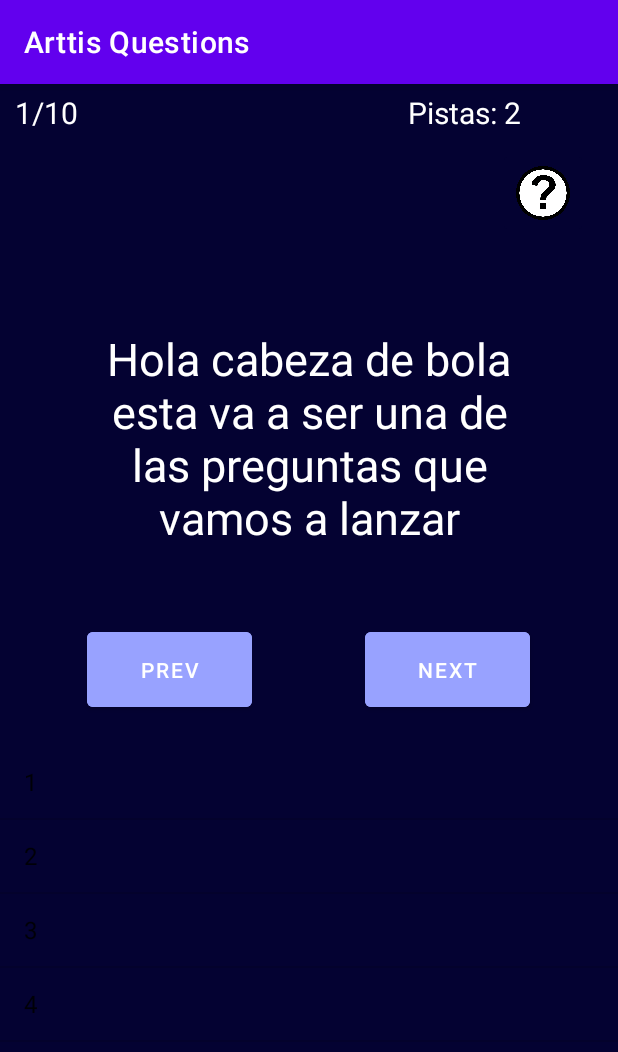
After one commit to mtostado19/QuizzApp_Arttis, an Android app: the juego screen opened directly, with no data from a screen before it, on a phone screen of 412 x 824 dp. The commit adds this screen. Shown: the top 1052 px of the screen. Run offline under Robolectric (Android 15) with nearby library versions, the phone set to English and light mode, and no system bars.

Commit message:
pantalla juego maquetada

```diff
--- a/app/src/main/AndroidManifest.xml
+++ b/app/src/main/AndroidManifest.xml
@@ -10,6 +10,9 @@
         android:supportsRtl="true"
         android:theme="@style/Theme.QuizApp_Arttis">
         <activity
+            android:name=".juego"
+            android:exported="true" />
+        <activity
             android:name=".MainActivity"
             android:exported="true">
             <intent-filter>
--- a/app/src/main/java/com/example/quizapp_arttis/MainActivity.kt
+++ b/app/src/main/java/com/example/quizapp_arttis/MainActivity.kt
@@ -1,11 +1,23 @@
 package com.example.quizapp_arttis
 
+import android.content.Intent
 import androidx.appcompat.app.AppCompatActivity
 import android.os.Bundle
+import android.widget.Button
 
 class MainActivity : AppCompatActivity() {
+    private lateinit var btnPlay: Button
     override fun onCreate(savedInstanceState: Bundle?) {
         super.onCreate(savedInstanceState)
         setContentView(R.layout.activity_main)
+
+        btnPlay = findViewById(R.id.play_button)
+
+        btnPlay.setOnClickListener { _ ->
+            val intent = Intent(this, juego::class.java)
+            // intent.putExtra("EXTRA_QUESTION_TEXT", gameModel.getCurrentQuestion().text)
+            // startActivityForResult(intent, 5)
+            startActivity(intent)
+        }
     }
 }
--- /dev/null
+++ b/app/src/main/java/com/example/quizapp_arttis/Questions.kt
@@ -0,0 +1,3 @@
+package com.example.quizapp_arttis
+
+data class Question(val text: String, val right: String, val wrong: Array<String>, var answered: String, val topic: String)
--- /dev/null
+++ b/app/src/main/java/com/example/quizapp_arttis/juego.kt
@@ -0,0 +1,32 @@
+package com.example.quizapp_arttis
+
+import androidx.appcompat.app.AppCompatActivity
+import android.os.Bundle
+import android.widget.ArrayAdapter
+import android.widget.ListView
+import android.widget.TextView
+
+class juego : AppCompatActivity() {
+    private lateinit var txtCurrent: TextView
+    private lateinit var txtClues: TextView
+    private lateinit var lvAnswers: ListView
+    override fun onCreate(savedInstanceState: Bundle?) {
+        super.onCreate(savedInstanceState)
+        setContentView(R.layout.activity_juego)
+
+        txtCurrent = findViewById(R.id.totalCurrent_text)
+        txtClues = findViewById(R.id.clues_text)
+        lvAnswers = findViewById(R.id.AnswersLV)
+
+        txtCurrent.text = "1/10"
+        txtClues.text = "Pistas: 2"
+
+        var arrayAdapter : ArrayAdapter<*>
+        val options = mutableListOf("1", "2", "3", "4")
+
+        arrayAdapter = ArrayAdapter(this, android.R.layout.simple_list_item_1, options)
+        lvAnswers.adapter = arrayAdapter
+    }
+
+
+}
--- /dev/null
+++ b/app/src/main/res/layout/activity_juego.xml
@@ -0,0 +1,112 @@
+<?xml version="1.0" encoding="utf-8"?>
+<androidx.constraintlayout.widget.ConstraintLayout xmlns:android="http://schemas.android.com/apk/res/android"
+    xmlns:app="http://schemas.android.com/apk/res-auto"
+    xmlns:tools="http://schemas.android.com/tools"
+    android:layout_width="match_parent"
+    android:layout_height="match_parent"
+    tools:context=".juego">
+
+    <LinearLayout
+      android:layout_width="match_parent"
+      android:layout_height="match_parent"
+      android:background="#040232"
+      android:orientation="vertical"
+      >
+
+        <LinearLayout
+          android:layout_width="match_parent"
+          android:layout_height="wrap_content"
+          android:orientation="horizontal"
+          android:layout_marginTop="5dp"
+          >
+
+            <TextView
+              android:id="@+id/totalCurrent_text"
+              android:textColor="@color/white"
+              android:layout_width="wrap_content"
+              android:layout_height="wrap_content"
+              android:textSize="20dp"
+              android:layout_marginLeft="10dp"
+              />
+
+            <TextView
+              android:layout_width="220dp"
+              android:layout_height="wrap_content"/>
+
+            <TextView
+              android:id="@+id/clues_text"
+              android:textColor="@color/white"
+              android:layout_width="wrap_content"
+              android:layout_height="wrap_content"
+              android:textSize="20dp"
+              android:layout_marginRight="10dp"/>
+
+        </LinearLayout>
+        <LinearLayout
+            android:layout_width="match_parent"
+            android:layout_height="wrap_content"
+            android:gravity="end"
+            android:layout_marginTop="10dp"
+            android:layout_marginRight="20dp">
+
+            <ImageButton
+                android:layout_width="60dp"
+                android:layout_height="60dp"
+                android:scaleType="fitCenter"
+                android:src="@drawable/question_image"
+                android:backgroundTint="#040232"
+            />
+
+        </LinearLayout>
+        <LinearLayout
+            android:layout_width="match_parent"
+            android:layout_height="wrap_content"
+            android:gravity="center"
+            android:layout_marginTop="60dp">
+
+            <TextView
+                android:id="@+id/question_text"
+                android:textAlignment="center"
+                android:layout_width="300dp"
+                android:layout_height="wrap_content"
+                android:text="Hola cabeza de bola esta va a ser una de las preguntas que vamos a lanzar"
+                android:textColor="@color/white"
+                android:textSize="30dp" />
+        </LinearLayout>
+
+        <LinearLayout
+            android:layout_width="match_parent"
+            android:layout_height="wrap_content"
+            android:layout_marginTop="50dp"
+            android:gravity="center">
+
+            <Button
+                android:id="@+id/prev_button"
+                android:layout_width="110dp"
+                android:layout_height="wrap_content"
+                android:backgroundTint="#98A2FF"
+                android:padding="15dp"
+                android:text="@string/prev" />
+
+            <Button
+                android:id="@+id/prev_next"
+                android:layout_width="110dp"
+                android:layout_height="wrap_content"
+                android:layout_marginLeft="75dp"
+                android:padding="15dp"
+                android:backgroundTint="#98A2FF"
+                android:text="@string/next"/>
+
+        </LinearLayout>
+
+        <ListView
+            android:id="@+id/AnswersLV"
+            android:layout_width="match_parent"
+            android:layout_height="236dp"
+            android:layout_marginTop="20dp">
+
+        </ListView>
+
+    </LinearLayout>
+
+</androidx.constraintlayout.widget.ConstraintLayout>
--- a/app/src/main/res/layout/activity_main.xml
+++ b/app/src/main/res/layout/activity_main.xml
@@ -16,7 +16,8 @@
         <ImageView
             android:layout_width="match_parent"
             android:layout_height="200dp"
-            android:src="@drawable/logoTyerra" />
+            android:src="@drawable/logotyerra"
+            android:backgroundTint="@null"/>
 
 
     </LinearLayout>
@@ -28,11 +29,12 @@
         android:gravity="center">
 
         <Button
+            android:id="@+id/play_button"
             android:layout_width="110dp"
             android:layout_height="wrap_content"
             android:backgroundTint="#98A2FF"
             android:padding="15dp"
-            android:text="Play" />
+            android:text="Jugar" />
 
         <Button
             android:layout_width="110dp"
--- a/app/src/main/res/values/colors.xml
+++ b/app/src/main/res/values/colors.xml
@@ -7,4 +7,5 @@
     <color name="teal_700">#FF018786</color>
     <color name="black">#FF000000</color>
     <color name="white">#FFFFFFFF</color>
+    <color name="red">#FF0000</color>
 </resources>
--- a/app/src/main/res/values/strings.xml
+++ b/app/src/main/res/values/strings.xml
@@ -1,3 +1,6 @@
+<?xml version="1.0" encoding="utf-8"?>
 <resources>
-    <string name="app_name">QuizApp_Arttis</string>
+  <string name="prev">Prev</string>
+  <string name="next">Next</string>
+  <string name="app_name">Arttis Questions</string>
 </resources>
```
Also changed, not shown: app/src/main/res/drawable/logotyerra.png (renamed from app/src/main/res/drawable/logoTyerra.png), app/src/main/res/drawable/question_image.png (added), 2 other files.
